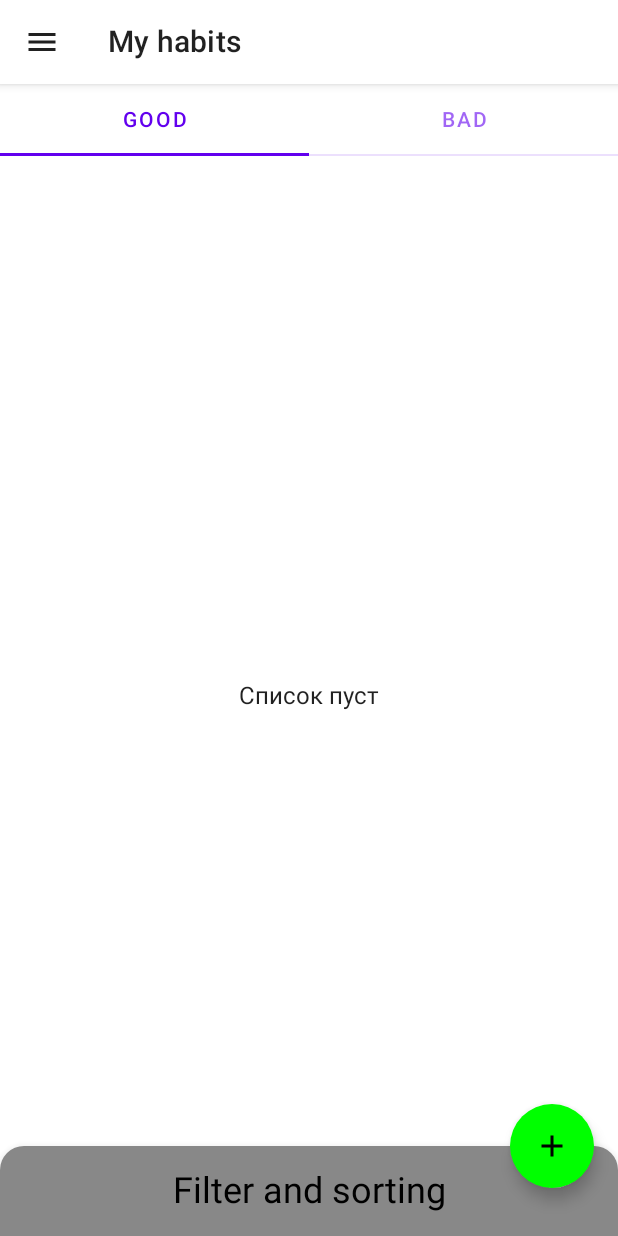
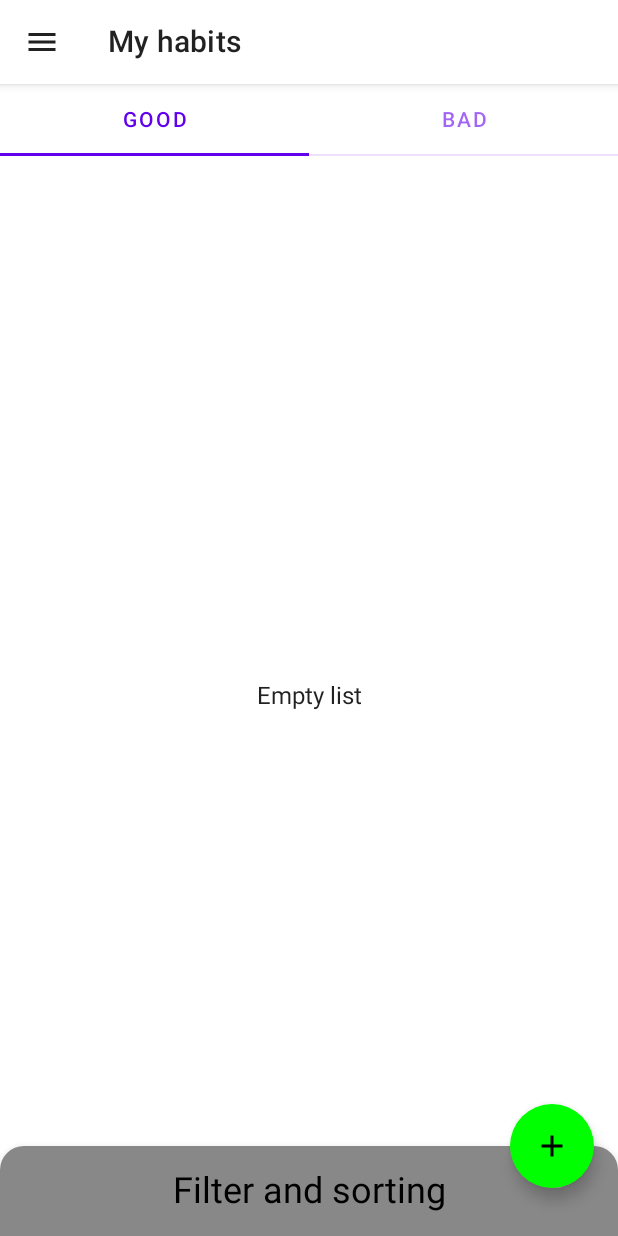
Before and after one commit to IlyaDeryabin/HabitTracker-Compose, an Android app built with Jetpack Compose: the HabitEditorScreen screen opened through its navigation route, after a tap on "Pop back", on a phone screen of 412 x 824 dp. Run offline under Robolectric (Android 15) with nearby library versions, the phone set to English and light mode, and no system bars; our stand-ins replace Dagger/Hilt's generated code, accompanist; 2 statements that could not run were skipped.

Commit message:
Строки в ресурсы.

```diff
--- a/app/src/main/java/ru/d3rvich/habittracker_compose/ui/screens/habit_editor/HabitEditorScreen.kt
+++ b/app/src/main/java/ru/d3rvich/habittracker_compose/ui/screens/habit_editor/HabitEditorScreen.kt
@@ -13,8 +13,10 @@ import androidx.compose.runtime.LaunchedEffect
 import androidx.compose.runtime.collectAsState
 import androidx.compose.ui.Modifier
 import androidx.compose.ui.platform.LocalContext
+import androidx.compose.ui.res.stringResource
 import androidx.navigation.NavController
 import kotlinx.coroutines.launch
+import ru.d3rvich.habittracker_compose.R
 import ru.d3rvich.habittracker_compose.ui.screens.habit_editor.model.HabitEditorAction
 import ru.d3rvich.habittracker_compose.ui.screens.habit_editor.model.HabitEditorEvent
 import ru.d3rvich.habittracker_compose.ui.screens.habit_editor.model.HabitEditorViewState
@@ -28,10 +30,11 @@ fun HabitEditorScreen(
 ) {
     Scaffold(modifier = Modifier.fillMaxSize(), topBar = {
         TopAppBar(modifier = Modifier.fillMaxWidth(), title = {
-            Text(text = "Habit editor")
+            Text(text = stringResource(id = R.string.habit_editor))
         }, navigationIcon = {
             IconButton(onClick = { viewModel.obtainEvent(HabitEditorEvent.OnBackPressed) }) {
-                Icon(Icons.Default.ArrowBack, contentDescription = "Pop back")
+                Icon(Icons.Default.ArrowBack,
+                    contentDescription = stringResource(id = R.string.pop_back))
             }
         }, backgroundColor = MaterialTheme.colors.surface)
     }) { paddingValues ->
--- a/app/src/main/java/ru/d3rvich/habittracker_compose/ui/screens/habit_list/HabitListScreen.kt
+++ b/app/src/main/java/ru/d3rvich/habittracker_compose/ui/screens/habit_list/HabitListScreen.kt
@@ -12,9 +12,11 @@ import androidx.compose.runtime.LaunchedEffect
 import androidx.compose.runtime.collectAsState
 import androidx.compose.runtime.getValue
 import androidx.compose.ui.Modifier
+import androidx.compose.ui.res.stringResource
 import androidx.compose.ui.unit.dp
 import androidx.navigation.NavController
 import kotlinx.coroutines.launch
+import ru.d3rvich.habittracker_compose.R
 import ru.d3rvich.habittracker_compose.ui.screens.habit_list.model.HabitListAction
 import ru.d3rvich.habittracker_compose.ui.screens.habit_list.model.HabitListEvent
 import ru.d3rvich.habittracker_compose.ui.screens.habit_list.views.HabitListViewContent
@@ -40,16 +42,18 @@ fun HabitListScreen(
         sheetShape = RoundedCornerShape(topStart = 16.dp, topEnd = 16.dp),
         topBar = {
             TopAppBar(modifier = Modifier.fillMaxWidth(), title = {
-                Text(text = "My habits")
+                Text(text = stringResource(id = R.string.my_habits))
             }, navigationIcon = {
                 IconButton(onClick = openDrawer) {
-                    Icon(imageVector = Icons.Default.Menu, contentDescription = "Open drawer")
+                    Icon(imageVector = Icons.Default.Menu,
+                        contentDescription = stringResource(id = R.string.open_drawer))
                 }
             }, backgroundColor = MaterialTheme.colors.surface)
         },
         floatingActionButton = {
             FloatingActionButton(onClick = { viewModel.obtainEvent(HabitListEvent.OnAddHabitClicked) }) {
-                Icon(imageVector = Icons.Default.Add, contentDescription = "Add habit")
+                Icon(imageVector = Icons.Default.Add,
+                    contentDescription = stringResource(id = R.string.add_habit))
             }
         },
         sheetContent = {
--- a/app/src/main/java/ru/d3rvich/habittracker_compose/ui/screens/habit_list/views/HabitListViewContent.kt
+++ b/app/src/main/java/ru/d3rvich/habittracker_compose/ui/screens/habit_list/views/HabitListViewContent.kt
@@ -87,7 +87,7 @@ private fun HabitList(
 ) {
     if (habits.isEmpty()) {
         Box(modifier = modifier.fillMaxSize(), contentAlignment = Alignment.Center) {
-            Text(text = "Список пуст")
+            Text(text = stringResource(id = R.string.empty_list))
         }
     } else {
         LazyColumn(
--- a/app/src/main/java/ru/d3rvich/habittracker_compose/ui/screens/habit_list/views/HabitListViewFilter.kt
+++ b/app/src/main/java/ru/d3rvich/habittracker_compose/ui/screens/habit_list/views/HabitListViewFilter.kt
@@ -7,13 +7,16 @@ import androidx.compose.material.Text
 import androidx.compose.material.TextField
 import androidx.compose.runtime.Composable
 import androidx.compose.runtime.collectAsState
+import androidx.compose.runtime.getValue
 import androidx.compose.ui.Alignment
 import androidx.compose.ui.Modifier
 import androidx.compose.ui.graphics.Color
+import androidx.compose.ui.res.stringResource
 import androidx.compose.ui.tooling.preview.Preview
 import androidx.compose.ui.unit.Dp
 import androidx.compose.ui.unit.dp
 import androidx.hilt.navigation.compose.hiltViewModel
+import ru.d3rvich.habittracker_compose.R
 import ru.d3rvich.habittracker_compose.ui.screens.habit_list.HabitListViewModel
 import ru.d3rvich.habittracker_compose.ui.screens.habit_list.model.HabitListEvent
 
@@ -31,7 +34,7 @@ fun HabitListViewFilter(
             .fillMaxWidth()
             .height(peekHeight)
             .background(Color.Gray)) {
-            Text(text = "Filter and sorting",
+            Text(text = stringResource(id = R.string.filter_label),
                 modifier = Modifier.align(Alignment.Center),
                 style = MaterialTheme.typography.h5.copy(color = Color.Black))
         }
@@ -39,7 +42,7 @@ fun HabitListViewFilter(
             .fillMaxWidth()
             .height(120.dp)
             .background(Color.LightGray)) {
-            val state = viewModel.uiState.collectAsState().value
+            val state by viewModel.uiState.collectAsState()
             TextField(value = state.filterConfig.filterText,
                 onValueChange = {
                     viewModel.obtainEvent(HabitListEvent.OnFilterTextChange(it))
--- a/app/src/main/res/values/strings.xml
+++ b/app/src/main/res/values/strings.xml
@@ -19,4 +19,11 @@
     <string name="confirm">Confirm</string>
     <string name="delete_habit">Remove habit?</string>
     <string name="remove_message">This action can\'t be cancel.</string>
+    <string name="my_habits">My habits</string>
+    <string name="add_habit">Add habit</string>
+    <string name="open_drawer">Open drawer</string>
+    <string name="habit_editor">Habit editor</string>
+    <string name="pop_back">Pop back</string>
+    <string name="empty_list">Empty list</string>
+    <string name="filter_label">Filter and sorting</string>
 </resources>
```
